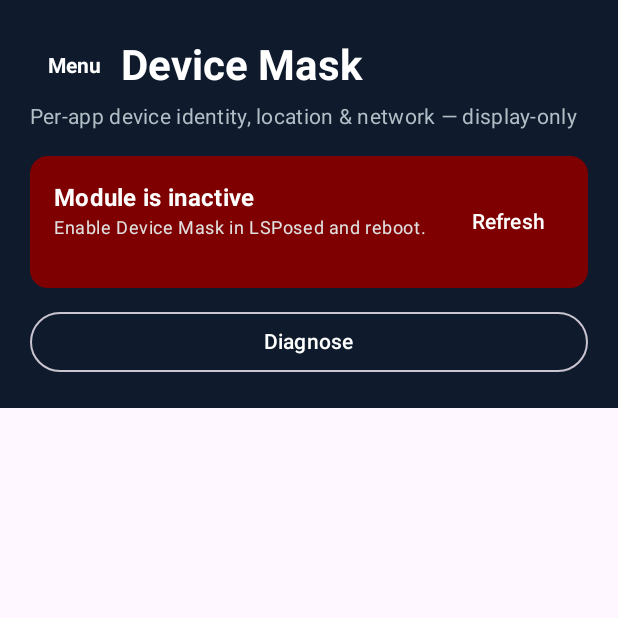
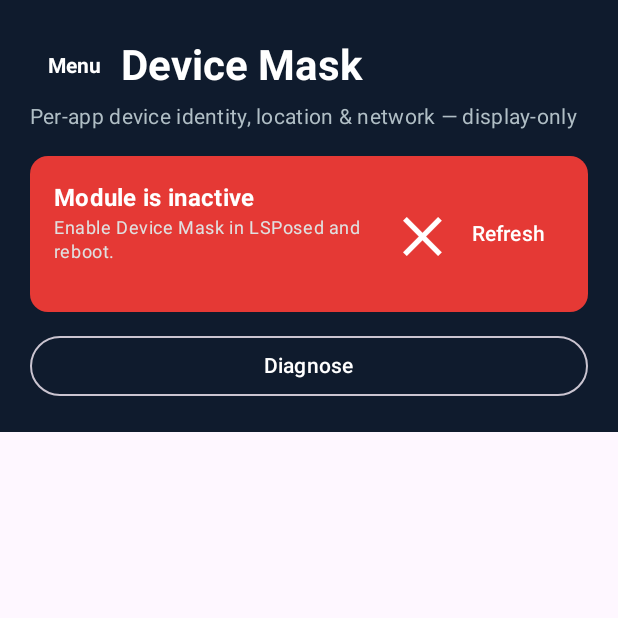
Before and after one commit to mrzain1915-wq/device-mask, an Android app built with Jetpack Compose: the composable Header called with empty values, on a phone screen of 412 x 824 dp, the top half of it. Run offline under Robolectric (Android 15) with nearby library versions, the phone set to English and light mode, and no system bars.

Commit message:
Update Device Mask to v1.0.29

```diff
--- a/app/src/main/java/com/device/mask/MainActivity.kt
+++ b/app/src/main/java/com/device/mask/MainActivity.kt
@@ -487,7 +487,10 @@ private fun Header(
             Spacer(modifier = Modifier.height(16.dp))
             Card(
                 colors = CardDefaults.cardColors(
-                    containerColor = if (active) Color(0xFF1B5E20) else Color(0xFF7F0000)
+                    // v1.0.29: bright green + white tick when active,
+                    // bright red + white cross when not — visible at a
+                    // glance, as the owner asked.
+                    containerColor = if (active) Green else Red
                 ),
                 shape = RoundedCornerShape(12.dp),
                 modifier = Modifier.fillMaxWidth()
@@ -500,7 +503,7 @@ private fun Header(
                     Column(modifier = Modifier.weight(1f)) {
                         Text(
                             text = when {
-                                active -> "Activated"
+                                active -> "Module is active"
                                 needsReboot -> "Reboot required"
                                 else -> "Module is inactive"
                             },
@@ -525,6 +528,14 @@ private fun Header(
                             color = Color(0xFFB0BEC5)
                         )
                     }
+                    Text(
+                        text = if (active) "✓" else "✕",
+                        style = MaterialTheme.typography.headlineLarge,
+                        fontSize = 32.sp,
+                        fontWeight = FontWeight.Bold,
+                        color = Color.White,
+                        modifier = Modifier.padding(horizontal = 8.dp)
+                    )
                     TextButton(onClick = onRefresh) {
                         Text(text = "Refresh", color = Color.White)
                     }
```
